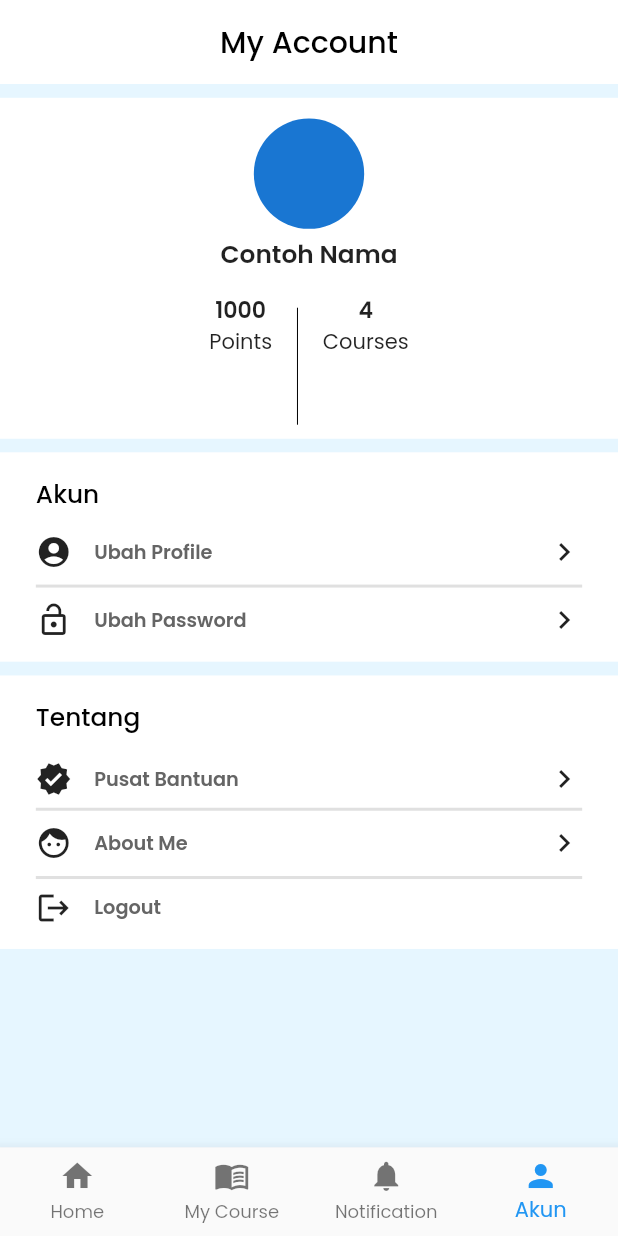
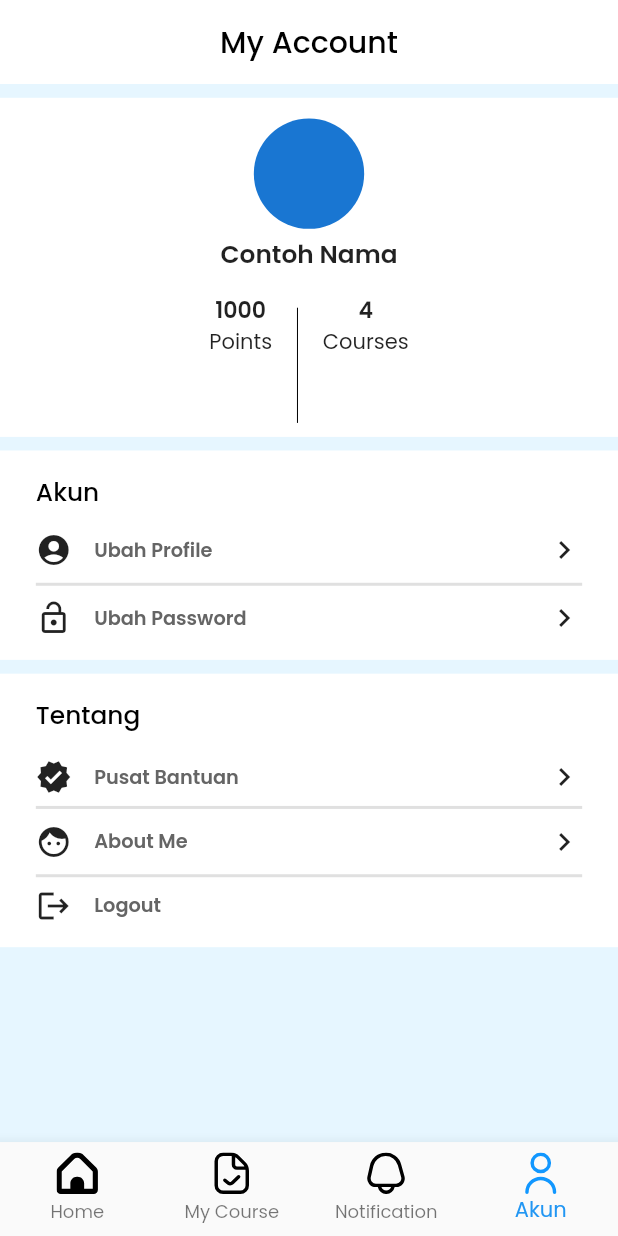
Before and after one commit to zanuar35/kolearn, a Flutter app: the HomePage screen opened directly, item 4 of the bottom bar chosen, on a phone screen of 412 x 824 dp. Run offline on Flutter 3.47's test engine with Material 2 defaults, Android fonts, the phone set to English and light mode, and no system bars; our stand-ins replace bloc, equatable, flutter_bloc, flutter_easyloading, flutter_screenutil, flutter_svg and 3 more; accounts and stored records are empty; network calls fail; statements that could not run were skipped.

Commit message:
fix some bugs

```diff
--- /dev/null
+++ b/lib/core/app_url.dart
@@ -0,0 +1,3 @@
+class AppUrl {
+  static String baseUrl = "https://70e3-103-158-253-138.ngrok.io";
+}
--- a/lib/home_page.dart
+++ b/lib/home_page.dart
@@ -1,4 +1,6 @@
 import 'package:flutter/material.dart';
+import 'package:flutter_screenutil/flutter_screenutil.dart';
+import 'package:flutter_svg/flutter_svg.dart';
 import 'package:kolearn/screen/accountPage/account_screen.dart';
 import 'package:kolearn/screen/home/home_screen.dart';
 import 'package:kolearn/screen/my_course/my_course.dart';
@@ -39,21 +41,29 @@ class _HomePageState extends State<HomePage> {
             _currentIndex, // this will be set when a new tab is tapped
         // ignore: prefer_const_literals_to_create_immutables
         items: [
-          const BottomNavigationBarItem(
-            icon: Icon(Icons.home),
+          BottomNavigationBarItem(
+            icon: SvgPicture.asset('assets/home.svg', height: 30.h),
             label: 'Home',
+            activeIcon:
+                SvgPicture.asset('assets/home_active.svg', height: 30.h),
           ),
-          const BottomNavigationBarItem(
-            icon: Icon(Icons.menu_book),
+          BottomNavigationBarItem(
+            icon: SvgPicture.asset('assets/file-check.svg', height: 30.h),
             label: 'My Course',
+            activeIcon:
+                SvgPicture.asset('assets/file-check_active.svg', height: 30.h),
           ),
-          const BottomNavigationBarItem(
-            icon: Icon(Icons.notifications),
+          BottomNavigationBarItem(
+            icon: SvgPicture.asset('assets/bell.svg', height: 30.h),
             label: 'Notification',
+            activeIcon:
+                SvgPicture.asset('assets/bell_active.svg', height: 30.h),
           ),
-          const BottomNavigationBarItem(
-            icon: Icon(Icons.person),
+          BottomNavigationBarItem(
+            icon: SvgPicture.asset('assets/user.svg', height: 30.h),
             label: 'Akun',
+            activeIcon:
+                SvgPicture.asset('assets/user_active.svg', height: 30.h),
           ),
         ],
       ),
--- a/lib/screen/accountPage/widget/container_akun.dart
+++ b/lib/screen/accountPage/widget/container_akun.dart
@@ -40,7 +40,7 @@ class ContainerAkun extends StatelessWidget {
                 Navigator.push(
                   context,
                   MaterialPageRoute(
-                    builder: (context) =>  const EditProfile(),
+                    builder: (context) => const EditProfile(),
                   ),
                 );
               },
--- a/lib/screen/course_detail/course_detail_screen.dart
+++ b/lib/screen/course_detail/course_detail_screen.dart
@@ -6,6 +6,7 @@ import 'package:flutter_svg/flutter_svg.dart';
 import 'package:kolearn/screen/course_detail/widget/row_btn.dart';
 import 'package:kolearn/screen/course_detail/widget/submit_btn.dart';
 import 'package:kolearn/screen/home/home_screen.dart';
+
 
 import 'widget/course_card.dart';
 
@@ -43,6 +44,7 @@ class _CourseDetailState extends State<CourseDetail> {
           CourseCard(
             title: course[widget.index].courseName,
             hangul: course[widget.index].title,
+            index: widget.index,
           ),
           Expanded(
             child: Container(
--- a/lib/screen/home/home_controller.dart
+++ /dev/null
@@ -1,3 +0,0 @@
-class HomeController{
-
-}
```
Also changed, not shown: lib/screen/course_detail/widget/course_card.dart (+41 -4 lines), lib/screen/home/home_screen.dart (+18 -1 lines), lib/screen/home/widget/category_widget.dart (+61 -69 lines), assets/unlock.svg (added).
